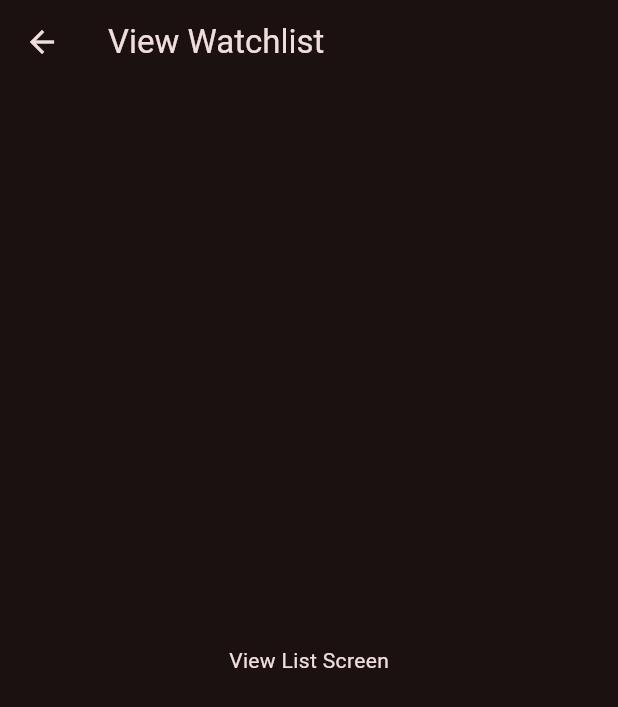
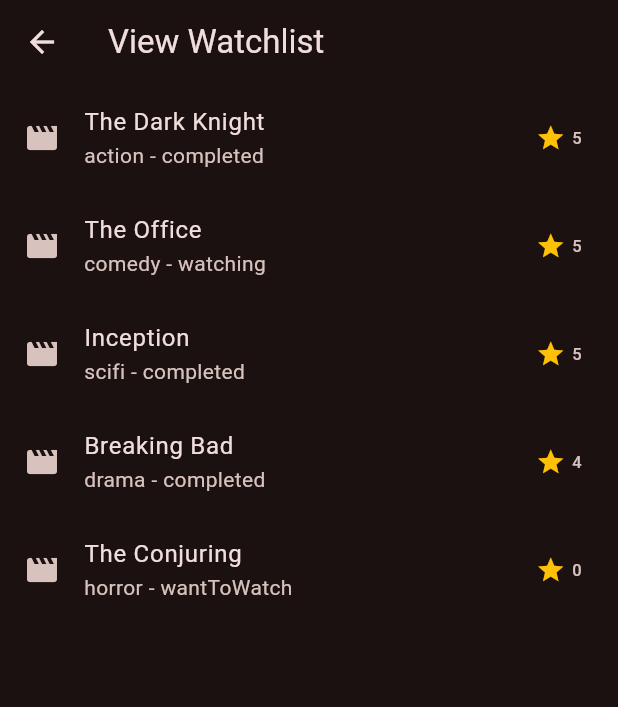
Before and after one commit to JPCCexe/JeanPaulCC_FlutterHome_62B, a Flutter app: the ViewListScreen screen opened directly, on a phone screen of 412 x 824 dp. Shown: the top 707 px of the screen. Run offline on Flutter 3.47's test engine with Material 3 defaults, Android fonts, the phone set to English and light mode, and no system bars.

Commit message:
Add dummy watchlist data and implemented to display them in the View Screen

```diff
--- /dev/null
+++ b/lib/data/dummy_data.dart
@@ -0,0 +1,39 @@
+import 'package:watchlist_manager_movies_series/model/watchlist_item.dart';
+
+const dummyWatchlist = [
+  WatchlistItem(
+    id: 'w1',
+    title: 'The Dark Knight',
+    genre: Genre.action,
+    status: WatchStatus.completed,
+    rating: 5,
+  ),
+  WatchlistItem(
+    id: 'w2',
+    title: 'The Office',
+    genre: Genre.comedy,
+    status: WatchStatus.watching,
+    rating: 5,
+  ),
+  WatchlistItem(
+    id: 'w3',
+    title: 'Inception',
+    genre: Genre.scifi,
+    status: WatchStatus.completed,
+    rating: 5,
+  ),
+  WatchlistItem(
+    id: 'w4',
+    title: 'Breaking Bad',
+    genre: Genre.drama,
+    status: WatchStatus.completed,
+    rating: 4,
+  ),
+  WatchlistItem(
+    id: 'w5',
+    title: 'The Conjuring',
+    genre: Genre.horror,
+    status: WatchStatus.wantToWatch,
+    rating: 0,
+  ),
+];
--- a/lib/screens/view_list_screen.dart
+++ b/lib/screens/view_list_screen.dart
@@ -1,13 +1,57 @@
 import 'package:flutter/material.dart';
+import 'package:watchlist_manager_movies_series/data/dummy_data.dart';
 
 class ViewListScreen extends StatelessWidget {
   const ViewListScreen({super.key});
 
   @override
   Widget build(BuildContext context) {
+    Widget content = Center(
+      child: Column(
+        mainAxisSize: MainAxisSize.min,
+        children: [
+          Text(
+            'Uh oh ... nothing here!',
+            style: Theme.of(context).textTheme.headlineLarge!.copyWith(
+              color: Theme.of(context).colorScheme.onSurface,
+            ),
+          ),
+          const SizedBox(height: 16),
+          Text(
+            'Try adding some movies!',
+            style: Theme.of(context).textTheme.bodyLarge!.copyWith(
+              color: Theme.of(context).colorScheme.onSurface,
+            ),
+          ),
+        ],
+      ),
+    );
+
+    if (dummyWatchlist.isNotEmpty) {
+      content = ListView.builder(
+        itemCount: dummyWatchlist.length,
+        itemBuilder: (ctx, index) {
+          final item = dummyWatchlist[index];
+          return ListTile(
+            leading: const Icon(Icons.movie),
+            title: Text(item.title),
+            subtitle: Text('${item.genre.name} - ${item.status.name}'),
+            trailing: Row(
+              mainAxisSize: MainAxisSize.min,
+              children: [
+                const Icon(Icons.star, color: Colors.amber, size: 20),
+                const SizedBox(width: 4),
+                Text('${item.rating}'),
+              ],
+            ),
+          );
+        },
+      );
+    }
+
     return Scaffold(
       appBar: AppBar(title: const Text('View Watchlist')),
-      body: const Center(child: Text('View List Screen')),
+      body: content,
     );
   }
 }
```
